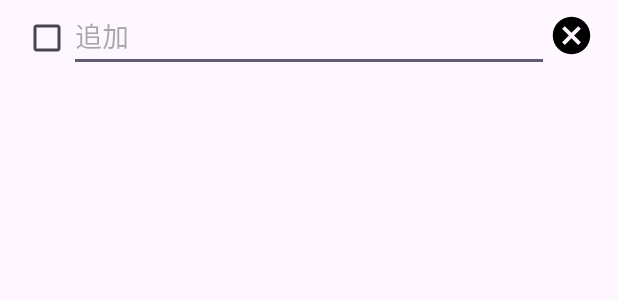
After one commit to Potanu/MultiTool, an Android app: the layout checklist_cell.xml on its own in the app's theme, with its tools: preview values and no code run, on a phone screen of 412 x 824 dp. The commit adds this screen. Shown: the top 300 px of the screen. Run offline under Robolectric (Android 15) with nearby library versions, the phone set to English and light mode, and no system bars.

Commit message:
チェックリストの追加・削除機能を追加

```diff
--- a/app/build.gradle.kts
+++ b/app/build.gradle.kts
@@ -66,6 +66,7 @@ dependencies {
     implementation("androidx.compose.ui:ui-graphics")
     implementation("androidx.compose.ui:ui-tooling-preview")
     implementation("androidx.compose.material3:material3")
+    implementation("androidx.recyclerview:recyclerview:1.3.2")
     testImplementation("junit:junit:4.13.2")
     androidTestImplementation("androidx.test.ext:junit:1.1.5")
     androidTestImplementation("androidx.test.espresso:espresso-core:3.5.1")
--- a/app/src/main/java/com/example/multitool/ui/fragments/FreeMemoFragment.java
+++ b/app/src/main/java/com/example/multitool/ui/fragment/FreeMemoFragment.java
@@ -1,4 +1,4 @@
-package com.example.multitool.ui.fragments;
+package com.example.multitool.ui.fragment;
 
 import android.os.Bundle;
 import android.view.LayoutInflater;
@@ -11,7 +11,7 @@ import androidx.fragment.app.Fragment;
 import androidx.lifecycle.ViewModelProvider;
 
 import com.example.multitool.databinding.FragmentFreeMemoBinding;
-import com.example.multitool.viewmodels.FreeMemoViewModel;
+import com.example.multitool.viewmodel.FreeMemoViewModel;
 
 public class FreeMemoFragment extends Fragment {
 
--- a/app/src/main/java/com/example/multitool/ui/fragments/LineupFragment.java
+++ b/app/src/main/java/com/example/multitool/ui/fragment/LineupFragment.java
@@ -1,4 +1,4 @@
-package com.example.multitool.ui.fragments;
+package com.example.multitool.ui.fragment;
 
 import android.os.Bundle;
 import android.view.LayoutInflater;
@@ -11,7 +11,7 @@ import androidx.fragment.app.Fragment;
 import androidx.lifecycle.ViewModelProvider;
 
 import com.example.multitool.databinding.FragmentLineupBinding;
-import com.example.multitool.viewmodels.LineupViewModel;
+import com.example.multitool.viewmodel.LineupViewModel;
 
 public class LineupFragment extends Fragment {
 
--- a/app/src/main/java/com/example/multitool/utils/DateUtils.java
+++ b/app/src/main/java/com/example/multitool/util/DateUtil.java
@@ -1,9 +1,9 @@
-package com.example.multitool.utils;
+package com.example.multitool.util;
 
 import java.text.SimpleDateFormat;
 import java.util.Date;
 import java.util.Locale;
-public class DateUtils {
+public class DateUtil {
     public static String getCurrentDateTime() {
         SimpleDateFormat sdf = new SimpleDateFormat("yyyy-MM-dd HH:mm:ss", Locale.getDefault());
         return sdf.format(new Date());
--- a/app/src/main/java/com/example/multitool/viewmodels/FreeMemoViewModel.java
+++ b/app/src/main/java/com/example/multitool/viewmodel/FreeMemoViewModel.java
@@ -1,4 +1,4 @@
-package com.example.multitool.viewmodels;
+package com.example.multitool.viewmodel;
 
 import androidx.lifecycle.LiveData;
 import androidx.lifecycle.MutableLiveData;
--- /dev/null
+++ b/app/src/main/res/drawable/baseline_cancel_24.xml
@@ -0,0 +1,5 @@
+<vector android:height="24dp" android:tint="#000000"
+    android:viewportHeight="24" android:viewportWidth="24"
+    android:width="24dp" xmlns:android="http://schemas.android.com/apk/res/android">
+    <path android:fillColor="@android:color/white" android:pathData="M12,2C6.47,2 2,6.47 2,12s4.47,10 10,10 10,-4.47 10,-10S17.53,2 12,2zM17,15.59L15.59,17 12,13.41 8.41,17 7,15.59 10.59,12 7,8.41 8.41,7 12,10.59 15.59,7 17,8.41 13.41,12 17,15.59z"/>
+</vector>
--- /dev/null
+++ b/app/src/main/res/layout/checklist_cell.xml
@@ -0,0 +1,31 @@
+<?xml version="1.0" encoding="utf-8"?>
+<LinearLayout xmlns:android="http://schemas.android.com/apk/res/android"
+    android:layout_width="match_parent"
+    android:layout_height="wrap_content"
+    android:orientation="horizontal"
+    android:padding="0dp"
+    android:layout_marginStart="@dimen/checklist_cell_margin"
+    android:layout_marginEnd="@dimen/checklist_cell_margin">
+
+    <CheckBox
+    android:id="@+id/checkBox"
+    android:layout_width="@dimen/checklist_button_size"
+    android:layout_height="@dimen/checklist_button_size"/>
+
+    <EditText
+        android:id="@+id/editText"
+        android:layout_width="0dp"
+        android:layout_height="wrap_content"
+        android:layout_weight="1"
+        android:hint="@string/common_add"
+        android:autofillHints="@string/common_add"
+        android:inputType="text"/>
+
+    <ImageButton
+        android:id="@+id/removeButton"
+        android:layout_width="@dimen/checklist_button_size"
+        android:layout_height="@dimen/checklist_button_size"
+        android:layout_gravity="center_vertical"
+        android:background="@drawable/baseline_cancel_24"
+        android:contentDescription="@string/common_remove"/>
+</LinearLayout>
--- a/app/src/main/res/layout/fragment_free_memo.xml
+++ b/app/src/main/res/layout/fragment_free_memo.xml
@@ -4,7 +4,7 @@
     xmlns:tools="http://schemas.android.com/tools"
     android:layout_width="match_parent"
     android:layout_height="match_parent"
-    tools:context=".ui.fragments.FreeMemoFragment">
+    tools:context=".ui.fragment.FreeMemoFragment">
 
     <TextView
         android:id="@+id/text_notifications"
--- a/app/src/main/res/layout/fragment_lineup.xml
+++ b/app/src/main/res/layout/fragment_lineup.xml
@@ -4,7 +4,7 @@
     xmlns:tools="http://schemas.android.com/tools"
     android:layout_width="match_parent"
     android:layout_height="match_parent"
-    tools:context=".ui.fragments.LineupFragment">
+    tools:context=".ui.fragment.LineupFragment">
 
     <TextView
         android:id="@+id/text_home"
--- a/app/src/main/res/navigation/mobile_navigation.xml
+++ b/app/src/main/res/navigation/mobile_navigation.xml
@@ -7,19 +7,19 @@
 
     <fragment
         android:id="@+id/navigation_shopping_memo"
-        android:name="com.example.multitool.ui.fragments.ShoppingMemoFragment"
+        android:name="com.example.multitool.ui.fragment.ShoppingMemoFragment"
         android:label="@string/shopping_memo"
         tools:layout="@layout/fragment_shopping_memo" />
 
     <fragment
         android:id="@+id/navigation_lineup"
-        android:name="com.example.multitool.ui.fragments.LineupFragment"
+        android:name="com.example.multitool.ui.fragment.LineupFragment"
         android:label="@string/lineup"
         tools:layout="@layout/fragment_lineup" />
 
     <fragment
         android:id="@+id/navigation_free_memo"
-        android:name="com.example.multitool.ui.fragments.FreeMemoFragment"
+        android:name="com.example.multitool.ui.fragment.FreeMemoFragment"
         android:label="@string/free_memo"
         tools:layout="@layout/fragment_free_memo" />
 </navigation>
--- a/app/src/main/res/values/dimens.xml
+++ b/app/src/main/res/values/dimens.xml
@@ -10,4 +10,10 @@
 
     <!-- fragment_memo -->
     <dimen name="fragment_memo_vertical_margin">10dp</dimen>
+
+    <!-- チェックリスト-->
+    <dimen name="checklist_cell_margin">16dp</dimen>
+    <dimen name="checklist_textarea_horizontal_margin">30dp</dimen>
+    <dimen name="checklist_button_size">30dp</dimen>
+    <dimen name="checklist_add_button_size">50dp</dimen>
 </resources>
--- a/app/src/main/res/values/strings.xml
+++ b/app/src/main/res/values/strings.xml
@@ -5,5 +5,6 @@
     <string name="free_memo">FreeMemo</string>
     <string name="common_save">保存</string>
     <string name="common_list">一覧</string>
-    <string name="speakableText_add">Add</string>
+    <string name='common_remove'>削除</string>
+    <string name="common_add">追加</string>
 </resources>
```
Also changed, not shown: app/src/main/java/com/example/multitool/model/ChecklistItem.java (added, +27 -0 lines), app/src/main/java/com/example/multitool/ui/ChecklistAdapter.java (added, +104 -0 lines), app/src/main/java/com/example/multitool/ui/fragment/ShoppingMemoFragment.java (added, +73 -0 lines), app/src/main/java/com/example/multitool/ui/fragments/ShoppingMemoFragment.java (deleted, +0 -46 lines), app/src/main/java/com/example/multitool/viewmodel/LineupViewModel.java (renamed from app/src/main/java/com/example/multitool/viewmodels/ShoppingMemoViewModel.java, +4 -4 lines), app/src/main/java/com/example/multitool/viewmodel/ShoppingMemoViewModel.java (added, +24 -0 lines), app/src/main/java/com/example/multitool/viewmodels/LineupViewModel.java (deleted, +0 -19 lines), app/src/main/res/layout/fragment_shopping_memo.xml (+19 -1 lines).
